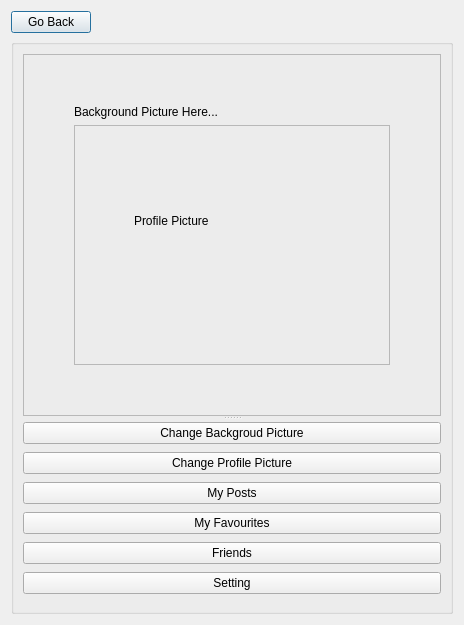
The window that UI_cw3/profile.ui (Honggeiry/ui) describes before a commit, drawn with Qt 5.
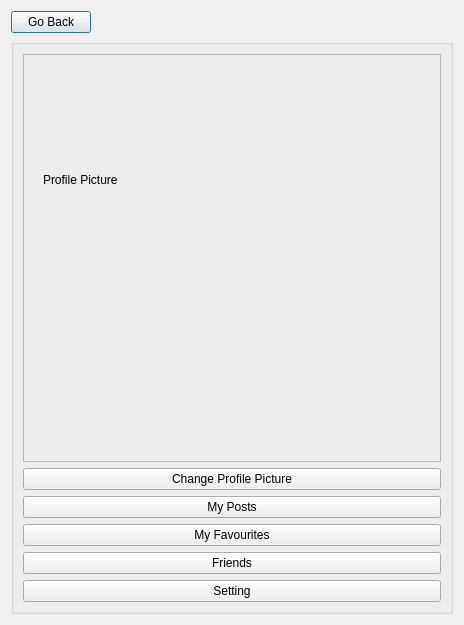
The same window after the commit.

Patch:
```diff
--- a/UI_cw3/profile.ui
+++ b/UI_cw3/profile.ui
@@ -13,6 +13,9 @@
   <property name="windowTitle">
    <string>Dialog</string>
   </property>
+  <property name="styleSheet">
+   <string notr="true"/>
+  </property>
   <layout class="QVBoxLayout" name="verticalLayout_3">
    <item>
     <widget class="QPushButton" name="goBackButton">
@@ -38,33 +41,8 @@
         <property name="orientation">
          <enum>Qt::Vertical</enum>
         </property>
-        <widget class="QFrame" name="frameBg">
-         <property name="frameShape">
-          <enum>QFrame::StyledPanel</enum>
-         </property>
-         <property name="frameShadow">
-          <enum>QFrame::Raised</enum>
-         </property>
-         <layout class="QVBoxLayout" name="verticalLayout_2">
-          <property name="leftMargin">
-           <number>50</number>
-          </property>
-          <property name="topMargin">
-           <number>50</number>
-          </property>
-          <property name="rightMargin">
-           <number>50</number>
-          </property>
-          <property name="bottomMargin">
-           <number>50</number>
-          </property>
-          <item>
-           <widget class="QLabel" name="bg">
-            <property name="text">
-             <string>Background Picture Here...</string>
-            </property>
-           </widget>
-          </item>
+        <widget class="QWidget" name="layoutWidget">
+         <layout class="QVBoxLayout" name="verticalLayout">
           <item>
            <widget class="QFrame" name="framePicture">
             <property name="sizePolicy">
@@ -88,10 +66,10 @@
             <widget class="QLabel" name="profilePicture">
              <property name="geometry">
               <rect>
-               <x>60</x>
-               <y>30</y>
-               <width>161</width>
-               <height>131</height>
+               <x>20</x>
+               <y>10</y>
+               <width>191</width>
+               <height>231</height>
               </rect>
              </property>
              <property name="sizePolicy">
@@ -104,17 +82,6 @@
               <string>Profile Picture</string>
              </property>
             </widget>
-           </widget>
-          </item>
-         </layout>
-        </widget>
-        <widget class="QWidget" name="layoutWidget">
-         <layout class="QVBoxLayout" name="verticalLayout">
-          <item>
-           <widget class="QPushButton" name="pushButton_6">
-            <property name="text">
-             <string>Change Backgroud Picture</string>
-            </property>
            </widget>
           </item>
           <item>
```
